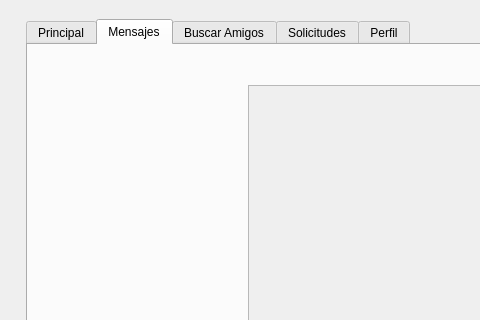
Qt form TF/Red_Social/interfas.ui (PrenxLibert/Trabajo-Parcial-red-social-3-ciclo) before a commit; both pictures show x 0 to 480 and y 0 to 320 of the 614 by 472 pixel window.
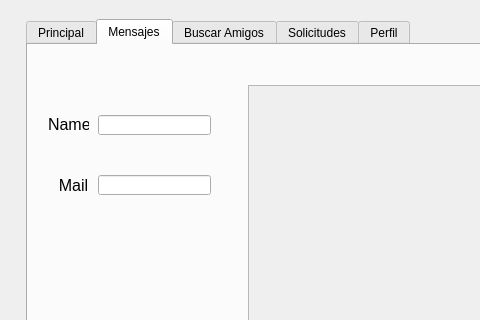
The same form after that commit.

```diff
--- a/TF/Red_Social/interfas.ui
+++ b/TF/Red_Social/interfas.ui
@@ -120,6 +120,52 @@
       <string>Enviar</string>
      </property>
     </widget>
+    <widget class="QLabel" name="label_5">
+     <property name="geometry">
+      <rect>
+       <x>20</x>
+       <y>70</y>
+       <width>41</width>
+       <height>16</height>
+      </rect>
+     </property>
+     <property name="text">
+      <string>&lt;html&gt;&lt;head/&gt;&lt;body&gt;&lt;p align=&quot;center&quot;&gt;&lt;span style=&quot; font-size:12pt;&quot;&gt;Name&lt;/span&gt;&lt;/p&gt;&lt;/body&gt;&lt;/html&gt;</string>
+     </property>
+    </widget>
+    <widget class="QLabel" name="label_6">
+     <property name="geometry">
+      <rect>
+       <x>30</x>
+       <y>130</y>
+       <width>31</width>
+       <height>21</height>
+      </rect>
+     </property>
+     <property name="text">
+      <string>&lt;html&gt;&lt;head/&gt;&lt;body&gt;&lt;p align=&quot;center&quot;&gt;&lt;span style=&quot; font-size:12pt;&quot;&gt;Mail&lt;/span&gt;&lt;/p&gt;&lt;/body&gt;&lt;/html&gt;</string>
+     </property>
+    </widget>
+    <widget class="QLineEdit" name="tbxNameF">
+     <property name="geometry">
+      <rect>
+       <x>70</x>
+       <y>70</y>
+       <width>113</width>
+       <height>20</height>
+      </rect>
+     </property>
+    </widget>
+    <widget class="QLineEdit" name="tbxMailF">
+     <property name="geometry">
+      <rect>
+       <x>70</x>
+       <y>130</y>
+       <width>113</width>
+       <height>20</height>
+      </rect>
+     </property>
+    </widget>
    </widget>
    <widget class="QWidget" name="tab_5">
     <attribute name="title">
```
